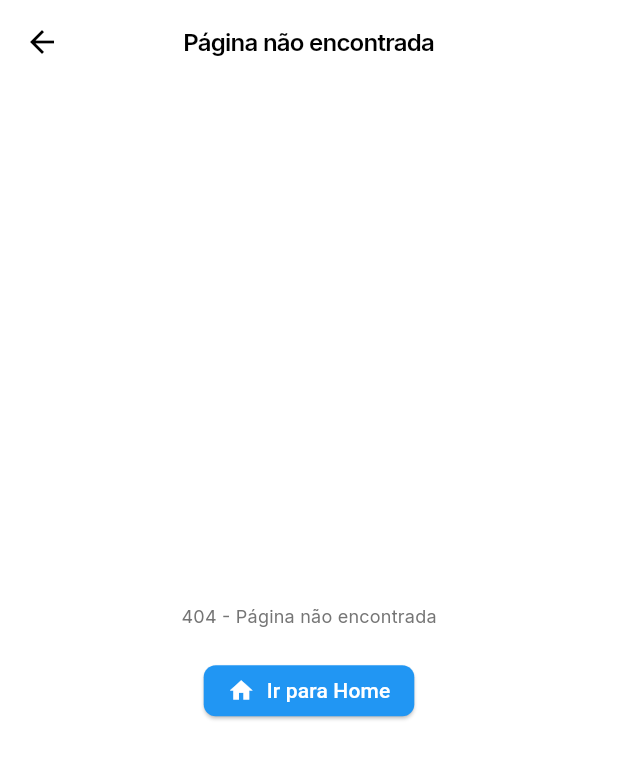
After one commit to thak1996/todo_flutter, a Flutter app: the NotFoundPage screen opened directly, on a phone screen of 412 x 824 dp. The commit adds this screen. Shown: the top 759 px of the screen. Run offline on Flutter 3.47's test engine with Material 3 defaults, Android fonts, the phone set to English and light mode, and no system bars; our stand-ins replace cloud_firestore, firebase_auth, firebase_core, flutter_bloc, flutter_secure_storage, go_router and 6 more; accounts and stored records are empty.

Commit message:
Refactor exception and service exports; add NotFoundPage and enhance localization for group-related strings and actions.

```diff
--- /dev/null
+++ b/lib/app/core/exceptions/exceptions.export.dart
@@ -0,0 +1,4 @@
+export 'app.exception.dart';
+export 'auth.exception.dart';
+export 'base.exception.dart';
+export 'general.exception.dart';
--- a/lib/app/core/routes/app.router.dart
+++ b/lib/app/core/routes/app.router.dart
@@ -1,6 +1,7 @@
 import 'package:flutter/widgets.dart';
 import 'package:go_router/go_router.dart';
 import 'package:todo_flutter/app/page/auth/login/login.page.dart';
+import 'package:todo_flutter/app/page/auth/not_found.page.dart';
 import 'package:todo_flutter/app/page/auth/register/register.page.dart';
 import 'package:todo_flutter/app/page/auth/splash/splash.page.dart';
 import 'package:todo_flutter/app/page/drawer/groups/groups.page.dart';
@@ -56,6 +57,10 @@ final GoRouter appRouter = GoRouter(
     //   builder: (context, state) => const InformationPage(),
     // ),
   ],
+  errorBuilder: (context, state) {
+    if (authNotifier.isAuthenticated) return const NotFoundPage();
+    return const LoginPage();
+  },
 );
 
 String? _redirectHandler(BuildContext context, GoRouterState state) {
--- /dev/null
+++ b/lib/app/core/service/export.service.dart
@@ -0,0 +1,3 @@
+export 'auth.service.dart';
+export 'group.service.dart';
+export 'todo.service.dart';
--- a/lib/app/l10n/app_localizations.dart
+++ b/lib/app/l10n/app_localizations.dart
@@ -445,6 +445,30 @@ abstract class AppLocalizations {
   /// In en, this message translates to:
   /// **'Are you sure you want to logout?'**
   String get logoutConfirmation;
+
+  /// No description provided for @todoOptions.
+  ///
+  /// In en, this message translates to:
+  /// **'Todo Options'**
+  String get todoOptions;
+
+  /// No description provided for @chooseAction.
+  ///
+  /// In en, this message translates to:
+  /// **'Choose an action'**
+  String get chooseAction;
+
+  /// No description provided for @edit.
+  ///
+  /// In en, this message translates to:
+  /// **'Edit'**
+  String get edit;
+
+  /// No description provided for @noGroupsFound.
+  ///
+  /// In en, this message translates to:
+  /// **'No groups found.'**
+  String get noGroupsFound;
 }
 
 class _AppLocalizationsDelegate
--- /dev/null
+++ b/lib/app/page/auth/not_found.page.dart
@@ -0,0 +1,31 @@
+import 'package:flutter/material.dart';
+import 'package:go_router/go_router.dart';
+
+class NotFoundPage extends StatelessWidget {
+  const NotFoundPage({super.key});
+
+  @override
+  Widget build(BuildContext context) {
+    return Scaffold(
+      appBar: AppBar(title: const Text('Página não encontrada')),
+      body: Center(
+        child: Column(
+          mainAxisAlignment: MainAxisAlignment.center,
+          children: [
+            const Text('404 - Página não encontrada'),
+            const SizedBox(height: 24),
+            ElevatedButton.icon(
+              style: ElevatedButton.styleFrom(
+                minimumSize: Size.zero,
+                tapTargetSize: MaterialTapTargetSize.shrinkWrap,
+              ),
+              icon: const Icon(Icons.home, size: 18),
+              label: const Text('Ir para Home', style: TextStyle(fontSize: 14)),
+              onPressed: () => context.go('/home'),
+            ),
+          ],
+        ),
+      ),
+    );
+  }
+}
--- a/lib/app/page/drawer/groups/groups.page.dart
+++ b/lib/app/page/drawer/groups/groups.page.dart
@@ -1,8 +1,7 @@
 import 'package:flutter/material.dart';
 import 'package:flutter_bloc/flutter_bloc.dart';
 import 'package:todo_flutter/app/core/extension/exception.extension.dart';
-import 'package:todo_flutter/app/core/service/auth.service.dart';
-import 'package:todo_flutter/app/core/service/group.service.dart';
+import 'package:todo_flutter/app/core/service/export.service.dart';
 import 'package:todo_flutter/app/l10n/app_localizations.dart';
 import 'package:todo_flutter/app/shared/widgets/drawer_widget.dart';
 import 'groups.controller.dart';
--- a/lib/app/page/drawer/groups/widgets/groups.listview.dart
+++ b/lib/app/page/drawer/groups/widgets/groups.listview.dart
@@ -1,5 +1,6 @@
 import 'package:flutter/material.dart';
 import 'package:todo_flutter/app/core/models/export.models.dart';
+import 'package:todo_flutter/app/l10n/app_localizations.dart';
 
 class GroupsListView extends StatelessWidget {
   final List<GroupModel> groups;
@@ -7,8 +8,9 @@ class GroupsListView extends StatelessWidget {
 
   @override
   Widget build(BuildContext context) {
+    final l10n = AppLocalizations.of(context);
     if (groups.isEmpty) {
-      return const Center(child: Text('Nenhum grupo encontrado.'));
+      return Center(child: Text(l10n.noGroupsFound));
     }
     return ListView.separated(
       itemCount: groups.length,
--- /dev/null
+++ b/lib/app/shared/helpers/export.helpers.dart
@@ -0,0 +1,3 @@
+export 'capitalize_name.helper.dart';
+export 'user.helper.dart';
+export 'group.helper.dart';
--- a/lib/app/shared/widgets/export.widgets.dart
+++ b/lib/app/shared/widgets/export.widgets.dart
@@ -3,3 +3,5 @@ export 'text_button.widget.dart';
 export 'text_field.widget.dart';
 export 'drawer_widget.dart';
 export 'profile_image_picker.dart';
+export 'todo_list_tile.dart';
+export 'add_todo_dialog.widget.dart';
```
Also changed, not shown: lib/app/l10n/app_en.arb (+7 -1 lines), lib/app/l10n/app_localizations_en.dart (+12 -0 lines), lib/app/l10n/app_localizations_pt.dart (+12 -0 lines), lib/app/l10n/app_pt.arb (+7 -1 lines), lib/app/page/drawer/groups/groups.controller.dart (+3 -4 lines), lib/app/page/home/home.controller.dart (+4 -8 lines), lib/app/page/home/home.page.dart (+39 -6 lines), lib/app/shared/widgets/todo_list_tile.dart (+46 -58 lines).
